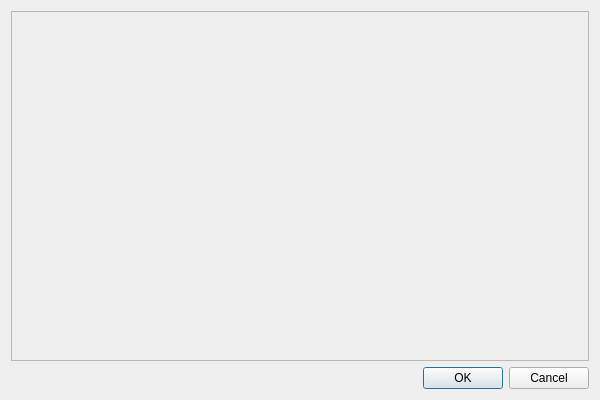
Before: the Qt Designer form XMLGenerator/AddAttributeWindow.ui in praveen-14/XMLGenerator, drawn with Qt 5.
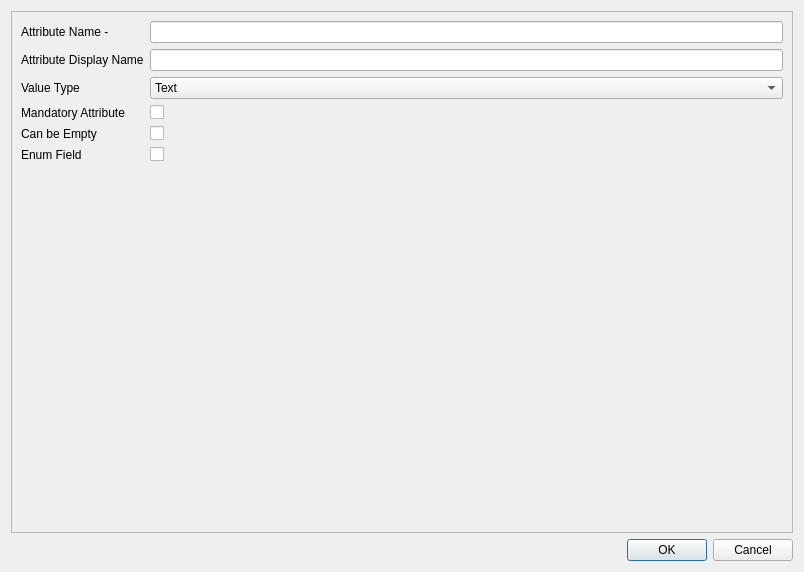
After: the same form once the commit is applied.

The edit to the form file:
```diff
--- a/XMLGenerator/AddAttributeWindow.ui
+++ b/XMLGenerator/AddAttributeWindow.ui
@@ -6,8 +6,8 @@
    <rect>
     <x>0</x>
     <y>0</y>
-    <width>600</width>
-    <height>400</height>
+    <width>804</width>
+    <height>572</height>
    </rect>
   </property>
   <property name="sizePolicy">
@@ -30,13 +30,101 @@
        <rect>
         <x>0</x>
         <y>0</y>
-        <width>580</width>
-        <height>353</height>
+        <width>784</width>
+        <height>525</height>
        </rect>
       </property>
-      <layout class="QGridLayout" name="gridLayout_2">
-       <item row="0" column="0">
-        <layout class="QFormLayout" name="formLayout"/>
+      <layout class="QGridLayout" name="gridLayout_2" rowstretch="1">
+       <item row="0" column="0" colspan="2">
+        <layout class="QFormLayout" name="formLayout_basic">
+         <item row="0" column="0">
+          <widget class="QLabel" name="attributeNameLabel">
+           <property name="text">
+            <string>Attribute Name - </string>
+           </property>
+          </widget>
+         </item>
+         <item row="0" column="1">
+          <widget class="QLineEdit" name="attributeNameLineEdit"/>
+         </item>
+         <item row="1" column="0">
+          <widget class="QLabel" name="attributeDisplayNameLabel">
+           <property name="text">
+            <string>Attribute Display Name</string>
+           </property>
+          </widget>
+         </item>
+         <item row="1" column="1">
+          <widget class="QLineEdit" name="attributeDisplayNameLineEdit"/>
+         </item>
+         <item row="2" column="0">
+          <widget class="QLabel" name="valueTypeLabel">
+           <property name="text">
+            <string>Value Type</string>
+           </property>
+          </widget>
+         </item>
+         <item row="2" column="1">
+          <widget class="QComboBox" name="valueTypeComboBox">
+           <property name="currentText">
+            <string>Text</string>
+           </property>
+           <property name="currentIndex">
+            <number>0</number>
+           </property>
+           <item>
+            <property name="text">
+             <string>Text</string>
+            </property>
+           </item>
+           <item>
+            <property name="text">
+             <string>Integer</string>
+            </property>
+           </item>
+           <item>
+            <property name="text">
+             <string>Drop Down</string>
+            </property>
+           </item>
+           <item>
+            <property name="text">
+             <string>Boolean</string>
+            </property>
+           </item>
+          </widget>
+         </item>
+         <item row="3" column="0">
+          <widget class="QLabel" name="mandatoryAttributeLabel">
+           <property name="text">
+            <string>Mandatory Attribute</string>
+           </property>
+          </widget>
+         </item>
+         <item row="3" column="1">
+          <widget class="QCheckBox" name="mandatoryAttributeCheckBox"/>
+         </item>
+         <item row="4" column="0">
+          <widget class="QLabel" name="canBeEmptyLabel">
+           <property name="text">
+            <string>Can be Empty</string>
+           </property>
+          </widget>
+         </item>
+         <item row="4" column="1">
+          <widget class="QCheckBox" name="canBeEmptyCheckBox"/>
+         </item>
+         <item row="5" column="0">
+          <widget class="QLabel" name="enumFieldLabel">
+           <property name="text">
+            <string>Enum Field</string>
+           </property>
+          </widget>
+         </item>
+         <item row="5" column="1">
+          <widget class="QCheckBox" name="enumFieldCheckBox"/>
+         </item>
+        </layout>
        </item>
       </layout>
      </widget>
```
Left out of the diff: 49 changed lines with no effect on the pictures.
